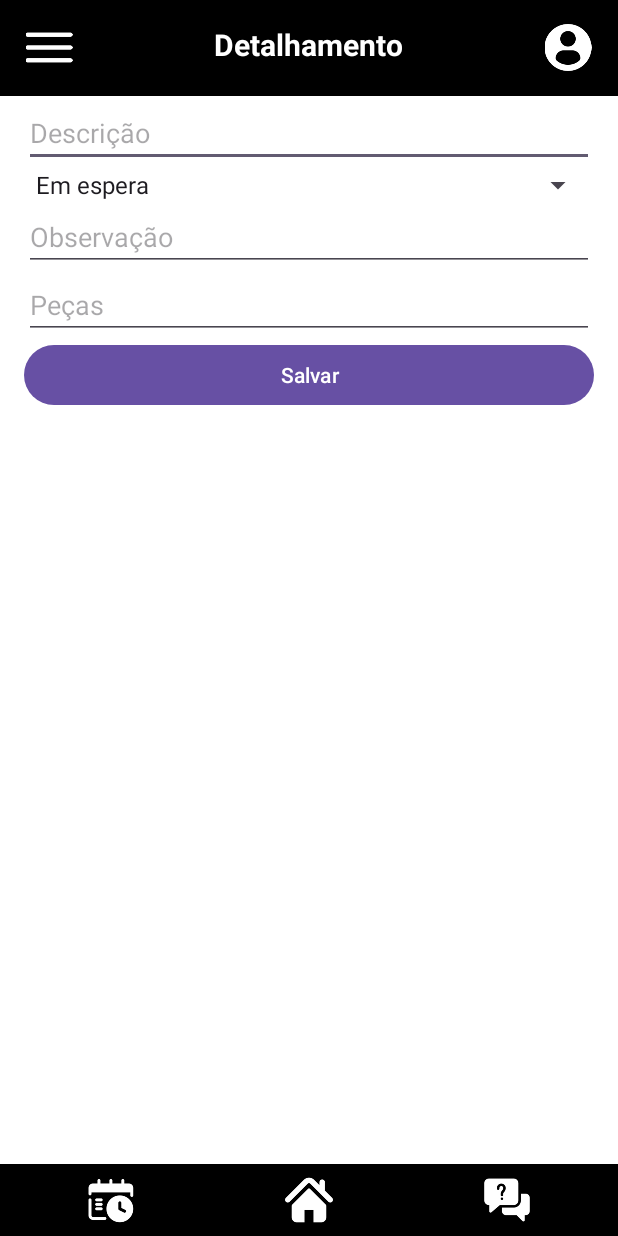
After one commit to miguel-sant/SalvadorTech, an Android app: the EditarServicoActivity screen opened directly, with no data from a screen before it, on a phone screen of 412 x 824 dp. The commit adds this screen. Run offline under Robolectric (Android 15) with nearby library versions, the phone set to English and light mode, and no system bars; our stand-ins replace Firebase (no records; nobody signed in at launch, a user with empty details on screens opened directly).

Commit message:
tentar achar o id do edit

```diff
--- a/app/src/main/AndroidManifest.xml
+++ b/app/src/main/AndroidManifest.xml
@@ -68,5 +68,8 @@
         <activity android:name=".ChamadosActivity"
             android:exported="true"/>
 
+        <activity android:name=".EditarServicoActivity"
+            android:exported="true"/>
+
     </application>
 </manifest>
--- a/app/src/main/java/com/example/salvadortech/DetalhamentoServicoActivity.java
+++ b/app/src/main/java/com/example/salvadortech/DetalhamentoServicoActivity.java
@@ -1,5 +1,6 @@
 package com.example.salvadortech;
 
+import android.content.Intent;
 import android.graphics.Typeface;
 import android.os.Bundle;
 import androidx.appcompat.app.AppCompatActivity;
@@ -7,6 +8,8 @@ import androidx.appcompat.app.AppCompatActivity;
 import android.text.SpannableString;
 import android.text.Spanned;
 import android.text.style.StyleSpan;
+import android.view.View;
+import android.widget.Button;
 import android.widget.TextView;
 import android.widget.Toast;
 import android.util.Log;
@@ -23,33 +26,37 @@ public class DetalhamentoServicoActivity extends AppCompatActivity {
     private DatabaseReference servicosReference; // Referência para a tabela "Servicos"
     private DatabaseReference usersReference; // Referência para a tabela "Users"
 
+    private int idServicoValue;
+
     @Override
     protected void onCreate(Bundle savedInstanceState) {
         super.onCreate(savedInstanceState);
-        setContentView(R.layout.activity_detalhamento); // Certifique-se de definir o layout correto
+        setContentView(R.layout.activity_detalhamento);
 
-        // Acessa os TextViews definidos no XML
+        // Acessa os TextViews e o botão
         TextView idServico = findViewById(R.id.id_servico);
         TextView descricao = findViewById(R.id.descricao);
         TextView status = findViewById(R.id.status);
         TextView observacao = findViewById(R.id.observacao);
         TextView pecas = findViewById(R.id.pecas);
-        TextView nomeCliente = findViewById(R.id.nome_cliente); // Campo para exibir o nome do cliente
+        TextView nomeCliente = findViewById(R.id.nome_cliente);
+        Button botaoEditar = findViewById(R.id.botao_editar);
 
         // Inicializa as referências ao Firebase Database
         servicosReference = FirebaseDatabase.getInstance().getReference("Servicos");
-        usersReference = FirebaseDatabase.getInstance().getReference("Users"); // Referência à tabela de usuários
-        Log.d("FirebaseReference", "usersReference inicializada: " + (usersReference != null));
+        usersReference = FirebaseDatabase.getInstance().getReference("Users");
 
         // Captura o ID do serviço passado pela Intent
         int idServicoValue = getIntent().getIntExtra("ID_SERVICO", -1);
-        Log.d("DetalhamentoServico", "ID do Serviço: " + idServicoValue);
 
         if (idServicoValue != -1) {
             buscarServico(idServicoValue, idServico, descricao, status, observacao, pecas, nomeCliente);
         } else {
             idServico.setText("Serviço não encontrado.");
         }
+
+        // Verifica se o usuário é administrador
+        verificarUsuarioAdmin(botaoEditar);
     }
 
     private void buscarServico(int idServicoValue, TextView idServico, TextView descricao, TextView status, TextView observacao, TextView pecas, TextView nomeCliente) {
@@ -147,4 +154,48 @@ public class DetalhamentoServicoActivity extends AppCompatActivity {
             }
         });
     }
+
+    private void verificarUsuarioAdmin(Button botaoEditar) {
+        // Supondo que você tenha o CPF do usuário logado armazenado
+        String cpfUsuarioLogado = "08562515507"; // substitua pelo CPF real do usuário logado
+
+        Query query = usersReference.orderByChild("cpf").equalTo(cpfUsuarioLogado);
+        query.addListenerForSingleValueEvent(new ValueEventListener() {
+            @Override
+            public void onDataChange(DataSnapshot dataSnapshot) {
+                Log.d("DetalhamentoServico", "ID do Serviço ao editar: " + idServicoValue);
+                if (dataSnapshot.exists()) {
+                    for (DataSnapshot userSnapshot : dataSnapshot.getChildren()) {
+                        Integer adminValue = userSnapshot.child("admin").getValue(Integer.class);
+                        if (adminValue != null && adminValue == 1) {
+                            // Usuário é admin, mostra o botão
+                            botaoEditar.setVisibility(View.VISIBLE);
+
+
+                            botaoEditar.setOnClickListener(v -> {
+                                Log.d("DetalhamentoServico", "ID do Serviço ao editar: " + idServicoValue);
+                                Intent intent = new Intent(DetalhamentoServicoActivity.this, EditarServicoActivity.class);
+                                intent.putExtra("ID_SERVICO", idServicoValue);
+                                startActivity(intent);
+                            });
+                        } else {
+                            // Usuário não é admin, oculta o botão
+                            botaoEditar.setVisibility(View.GONE);
+                        }
+                    }
+                } else {
+                    // Se o usuário não for encontrado, oculta o botão
+                    botaoEditar.setVisibility(View.GONE);
+                }
+            }
+
+            @Override
+            public void onCancelled(DatabaseError databaseError) {
+                // Trate o erro, se necessário
+                Log.e("DetalhamentoServico", "Erro ao verificar admin: " + databaseError.getMessage());
+                botaoEditar.setVisibility(View.GONE);
+            }
+        });
+    }
+
 }
--- /dev/null
+++ b/app/src/main/java/com/example/salvadortech/EditarServicoActivity.java
@@ -0,0 +1,128 @@
+package com.example.salvadortech;
+
+import android.os.Bundle;
+import android.util.Log;
+import android.view.View;
+import android.widget.ArrayAdapter;
+import android.widget.Button;
+import android.widget.EditText;
+import android.widget.Spinner;
+import android.widget.Toast;
+import androidx.appcompat.app.AppCompatActivity;
+
+import com.google.firebase.database.DataSnapshot;
+import com.google.firebase.database.DatabaseError;
+import com.google.firebase.database.DatabaseReference;
+import com.google.firebase.database.FirebaseDatabase;
+import com.google.firebase.database.ValueEventListener;
+
+public class EditarServicoActivity extends AppCompatActivity {
+
+    private EditText editTextDescricao, editTextObservacao, editTextPecas;
+    private Spinner spinnerStatus;
+    private Button buttonSalvar;
+    private DatabaseReference servicosReference;
+    private int idServico;
+
+    @Override
+    protected void onCreate(Bundle savedInstanceState) {
+        super.onCreate(savedInstanceState);
+        setContentView(R.layout.activity_editar_servico);
+
+        editTextDescricao = findViewById(R.id.editTextDescricao);
+        spinnerStatus = findViewById(R.id.spinnerStatus);
+        editTextObservacao = findViewById(R.id.editTextObservacao);
+        editTextPecas = findViewById(R.id.editTextPecas);
+        buttonSalvar = findViewById(R.id.buttonSalvar);
+
+        // Inicializa a referência ao Firebase Database
+        servicosReference = FirebaseDatabase.getInstance().getReference("Servicos");
+
+        // Captura o ID do serviço passado pela Intent
+        String idServico = getIntent().getStringExtra("ID_SERVICO");
+        Log.d("EditarServico", "ID do Serviço recebido: " + idServico);
+
+        // Configura o Spinner com as opções de status
+        ArrayAdapter<CharSequence> adapter = ArrayAdapter.createFromResource(this,
+                R.array.status_options, android.R.layout.simple_spinner_item);
+        adapter.setDropDownViewResource(android.R.layout.simple_spinner_dropdown_item);
+        spinnerStatus.setAdapter(adapter);
+
+        // Configura o listener para o botão Salvar
+        buttonSalvar.setOnClickListener(new View.OnClickListener() {
+            @Override
+            public void onClick(View v) {
+                salvarServico();
+            }
+        });
+
+        // Chama o método para carregar os dados do serviço
+        carregarDadosServico(); // Adicione esta linha
+    }
+
+    private void carregarDadosServico() {
+        // Faz a consulta para buscar o serviço pelo ID
+        Log.d("EditarServico", "Buscando serviço com ID: " + idServico);
+        servicosReference.child(String.valueOf(idServico)).addListenerForSingleValueEvent(new ValueEventListener() {
+
+            @Override
+            public void onDataChange(DataSnapshot dataSnapshot) {
+                if (dataSnapshot.exists()) {
+                    // Obtém os valores do serviço
+                    String descricaoValue = dataSnapshot.child("descricao").getValue(String.class);
+                    String statusValue = dataSnapshot.child("status").getValue(String.class);
+                    String observacaoValue = dataSnapshot.child("observacoes").getValue(String.class);
+                    String pecasValue = dataSnapshot.child("pecas").getValue(String.class);
+
+                    // Preenche os campos
+                    editTextDescricao.setText(descricaoValue);
+                    editTextObservacao.setText(observacaoValue);
+                    editTextPecas.setText(pecasValue);
+
+                    // Define a seleção do spinner com o status
+                    if (statusValue != null) {
+                        spinnerStatus.setSelection(getIndex(spinnerStatus, statusValue));
+                    }
+                } else {
+                    Log.d("EditarServico", "Serviço não encontrado para o ID: " + idServico);
+                    Toast.makeText(EditarServicoActivity.this, "Serviço não encontrado.", Toast.LENGTH_SHORT).show();
+                }
+            }
+
+            @Override
+            public void onCancelled(DatabaseError databaseError) {
+                Toast.makeText(EditarServicoActivity.this, "Erro ao carregar dados: " + databaseError.getMessage(), Toast.LENGTH_SHORT).show();
+            }
+        });
+    }
+
+    private int getIndex(Spinner spinner, String status) {
+        for (int i = 0; i < spinner.getCount(); i++) {
+            if (spinner.getItemAtPosition(i).toString().equals(status)) {
+                return i;
+            }
+        }
+        return 0; // Retorna 0 se não encontrar, para evitar crash
+    }
+
+    private void salvarServico() {
+        String descricao = editTextDescricao.getText().toString();
+        String status = spinnerStatus.getSelectedItem().toString(); // Obtém o status selecionado
+        String observacao = editTextObservacao.getText().toString();
+        String pecas = editTextPecas.getText().toString();
+
+        // Atualiza os dados do serviço no Firebase
+        servicosReference.child(String.valueOf(idServico)).child("descricao").setValue(descricao);
+        servicosReference.child(String.valueOf(idServico)).child("status").setValue(status);
+        servicosReference.child(String.valueOf(idServico)).child("observacoes").setValue(observacao);
+        servicosReference.child(String.valueOf(idServico)).child("pecas").setValue(pecas)
+                .addOnCompleteListener(task -> {
+                    if (task.isSuccessful()) {
+                        Toast.makeText(EditarServicoActivity.this, "Serviço atualizado com sucesso!", Toast.LENGTH_SHORT).show();
+                        finish(); // Fecha a atividade atual
+                    } else {
+                        Toast.makeText(EditarServicoActivity.this, "Erro ao atualizar serviço.", Toast.LENGTH_SHORT).show();
+                    }
+                });
+    }
+}
--- /dev/null
+++ b/app/src/main/res/layout/activity_editar_servico.xml
@@ -0,0 +1,165 @@
+<?xml version="1.0" encoding="utf-8"?>
+<androidx.drawerlayout.widget.DrawerLayout
+    xmlns:android="http://schemas.android.com/apk/res/android"
+    xmlns:tools="http://schemas.android.com/tools"
+    android:layout_width="match_parent"
+    android:layout_height="match_parent"
+    tools:context=".HomeActivity">
+
+    <RelativeLayout
+        android:layout_width="match_parent"
+        android:layout_height="match_parent"
+        android:background="@color/white">
+
+        <androidx.appcompat.widget.Toolbar
+            android:id="@+id/toolbar"
+            android:layout_width="match_parent"
+            android:layout_height="wrap_content"
+            android:background="@color/black"
+            android:theme="@style/ThemeOverlay.AppCompat.Dark.ActionBar"
+            android:popupTheme="@style/ThemeOverlay.AppCompat.Light" />
+
+        <RelativeLayout
+            android:id="@+id/top_bar"
+            android:layout_width="match_parent"
+            android:layout_height="wrap_content"
+            android:layout_alignParentTop="true"
+            android:padding="16dp"
+            android:background="@color/black">
+
+            <ImageView
+                android:id="@+id/menu_icon"
+                android:layout_width="33dp"
+                android:layout_height="31dp"
+                android:layout_alignParentStart="true"
+                android:contentDescription="Menu Icon"
+                android:src="@drawable/menu_hamburguer" />
+
+            <TextView
+                android:id="@+id/title"
+                android:layout_width="wrap_content"
+                android:layout_height="wrap_content"
+                android:layout_centerHorizontal="true"
+                android:text="Detalhamento"
+                android:textColor="@color/white"
+                android:textSize="20sp"
+                android:textStyle="bold" />
+
+            <ImageView
+                android:id="@+id/user_icon"
+                android:layout_width="41dp"
+                android:layout_height="31dp"
+                android:layout_alignParentEnd="true"
+                android:layout_marginEnd="-3dp"
+                android:contentDescription="User Icon"
+                android:src="@drawable/perfil" />
+        </RelativeLayout>
+
+        <ScrollView
+            xmlns:android="http://schemas.android.com/apk/res/android"
+            android:layout_width="match_parent"
+            android:layout_height="match_parent">
+
+            <LinearLayout
+                android:layout_width="match_parent"
+                android:layout_height="wrap_content"
+                android:orientation="vertical"
+                android:padding="16dp">
+
+                <EditText
+                    android:id="@+id/editTextDescricao"
+                    android:layout_width="match_parent"
+                    android:layout_height="wrap_content"
+                    android:layout_marginTop="50dp"
+                    android:hint="Descrição" />
+
+                <Spinner
+                    android:id="@+id/spinnerStatus"
+                    android:layout_width="match_parent"
+                    android:layout_height="wrap_content" />
+
+                <EditText
+                    android:id="@+id/editTextObservacao"
+                    android:layout_width="match_parent"
+                    android:layout_height="wrap_content"
+                    android:hint="Observação" />
+
+                <EditText
+                    android:id="@+id/editTextPecas"
+                    android:layout_width="match_parent"
+                    android:layout_height="wrap_content"
+                    android:hint="Peças" />
+
+                <Button
+                    android:id="@+id/buttonSalvar"
+                    android:layout_width="match_parent"
+                    android:layout_height="wrap_content"
+                    android:text="Salvar" />
+
+            </LinearLayout>
+        </ScrollView>
+
+        <LinearLayout
+            android:id="@+id/bottom_navigation"
+            android:layout_width="match_parent"
+            android:layout_height="wrap_content"
+            android:layout_alignParentBottom="true"
+            android:orientation="horizontal"
+            android:background="@color/black"
+            android:padding="8dp"
+            android:gravity="center">
+
+            <ImageView
+                android:id="@+id/menu_bottom"
+                android:layout_width="32dp"
+                android:layout_height="32dp"
+                android:src="@drawable/historico"
+                android:contentDescription="@string/menu_bottom"
+                android:layout_weight="1" />
+
+            <ImageView
+                android:id="@+id/home_bottom"
+                android:layout_width="32dp"
+                android:layout_height="32dp"
+                android:src="@drawable/home"
+                android:contentDescription="Home Bottom"
+                android:layout_weight="1" />
+
+            <ImageView
+                android:id="@+id/help_bottom"
+                android:layout_width="32dp"
+                android:layout_height="32dp"
+                android:src="@drawable/ajuda"
+                android:contentDescription="Help Bottom"
+                android:layout_weight="1" />
+        </LinearLayout>
+    </RelativeLayout>
+
+    <LinearLayout
+        android:id="@+id/nav_view"
+        android:layout_width="300dp"
+        android:layout_height="match_parent"
+        android:layout_gravity="start"
+        android:orientation="vertical"
+        android:background="@color/colorBackground">
+
+        <EditText
+            android:layout_width="match_parent"
+            android:layout_height="wrap_content"
+            android:textColorHint="#000"
+            android:hint="Do que você precisa?"
+            android:drawableStart="@drawable/search"
+            android:drawablePadding="8dp"
+            android:textColor="#000"
+            android:padding="8dp"
+            android:background="@drawable/rounded_edittext" />
+
+        <TextView
+            android:layout_width="match_parent"
+            android:layout_height="wrap_content"
+            android:text="Perfil"
+            android:padding="16dp" />
+
+    </LinearLayout>
+
+</androidx.drawerlayout.widget.DrawerLayout>
```
